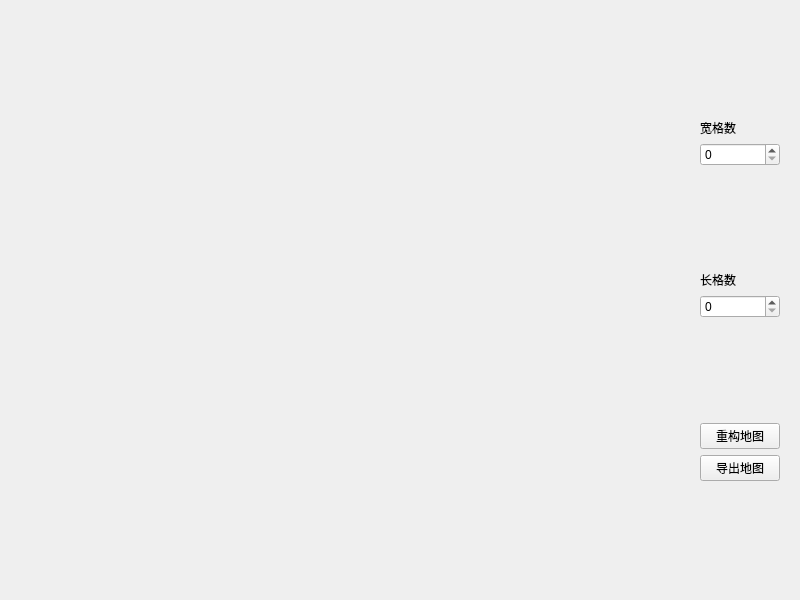
This is Frontend/MapDesigner/MapDesigner.ui in 2022SExSA/MapExploreSimSys as Qt 5 draws it before an edit. The edited form follows.
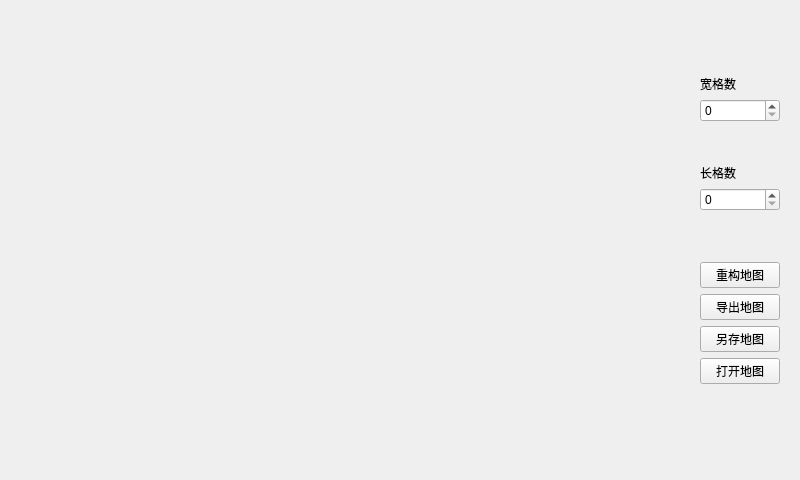
This is the edited form.

Commit message: Complete MapDesigner

The edit to the form file:
```diff
--- a/Frontend/MapDesigner/MapDesigner.ui
+++ b/Frontend/MapDesigner/MapDesigner.ui
@@ -7,7 +7,7 @@
     <x>0</x>
     <y>0</y>
     <width>800</width>
-    <height>600</height>
+    <height>480</height>
    </rect>
   </property>
   <property name="windowTitle">
@@ -100,6 +100,20 @@
        </widget>
       </item>
       <item row="9" column="0">
+       <widget class="QPushButton" name="pushButton_3">
+        <property name="text">
+         <string>另存地图</string>
+        </property>
+       </widget>
+      </item>
+      <item row="10" column="0">
+       <widget class="QPushButton" name="pushButton_4">
+        <property name="text">
+         <string>打开地图</string>
+        </property>
+       </widget>
+      </item>
+      <item row="11" column="0">
        <spacer name="verticalSpacer">
         <property name="orientation">
          <enum>Qt::Vertical</enum>
```
The commit also changes 3 other files.
